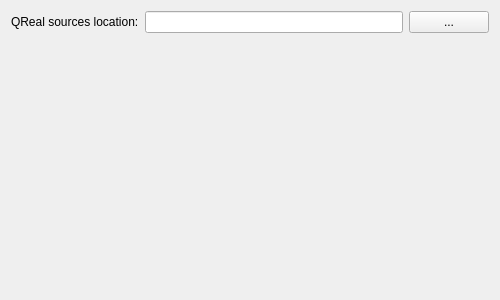
This is plugins/visualInterpreter/visualInterpreterPreferencePage.ui in qreal/qreal as Qt 5 draws it before an edit. The edited form follows.
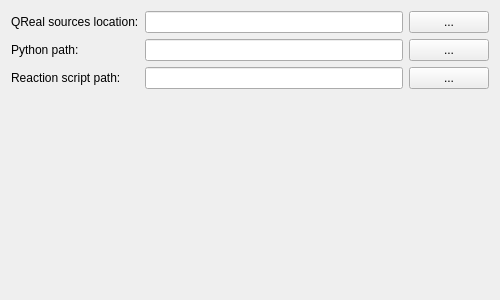
This is the edited form.

Commit message: added some settings to vis int based on python

```diff
--- a/plugins/visualInterpreter/visualInterpreterPreferencePage.ui
+++ b/plugins/visualInterpreter/visualInterpreterPreferencePage.ui
@@ -15,24 +15,58 @@
   </property>
   <layout class="QVBoxLayout" name="verticalLayout">
    <item>
-    <layout class="QHBoxLayout" name="horizontalLayout">
-     <item>
+    <layout class="QGridLayout" name="gridLayout">
+     <item row="0" column="0">
       <widget class="QLabel" name="qrealSourcesLabel">
        <property name="text">
         <string>QReal sources location:</string>
        </property>
       </widget>
      </item>
-     <item>
+     <item row="0" column="1">
       <widget class="QLineEdit" name="qrealSourcesLineEdit"/>
      </item>
-     <item>
+     <item row="0" column="2">
       <widget class="QPushButton" name="qrealSourcesPushButton">
        <property name="text">
         <string>...</string>
        </property>
       </widget>
      </item>
+     <item row="1" column="0">
+      <widget class="QLabel" name="pythonPathLabel">
+       <property name="text">
+        <string>Python path:</string>
+       </property>
+      </widget>
+     </item>
+     <item row="1" column="1">
+      <widget class="QLineEdit" name="pythonPathLineEdit"/>
+     </item>
+     <item row="1" column="2">
+      <widget class="QPushButton" name="pythonPathPushButton">
+       <property name="text">
+        <string>...</string>
+       </property>
+      </widget>
+     </item>
+     <item row="2" column="0">
+      <widget class="QLabel" name="reactionPathLabel">
+       <property name="text">
+        <string>Reaction script path:</string>
+       </property>
+      </widget>
+     </item>
+     <item row="2" column="1">
+      <widget class="QLineEdit" name="reactionPathLineEdit"/>
+     </item>
+     <item row="2" column="2">
+      <widget class="QPushButton" name="reactionPathPushButton">
+       <property name="text">
+        <string>...</string>
+       </property>
+      </widget>
+     </item>
     </layout>
    </item>
    <item>
```
The commit also changes 6 other files.
